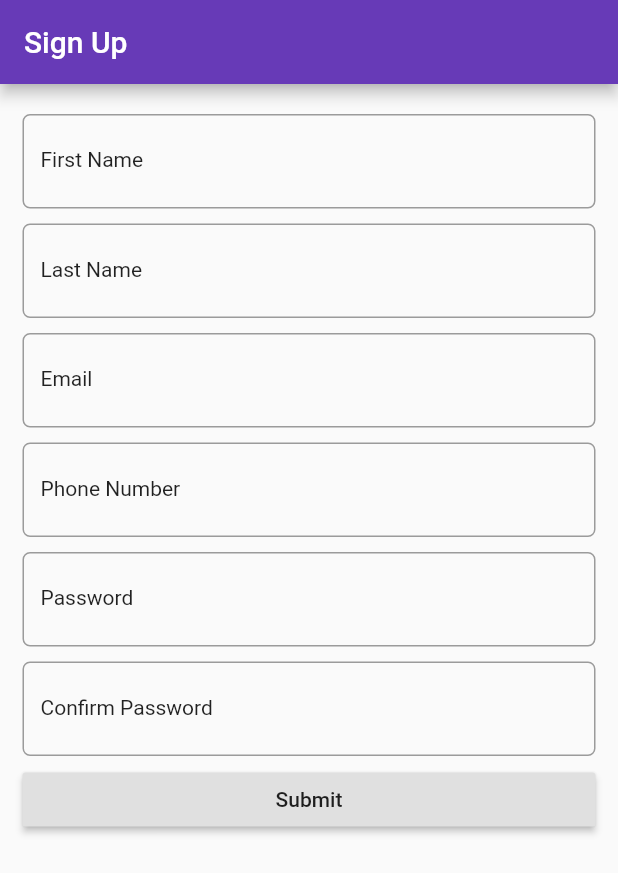
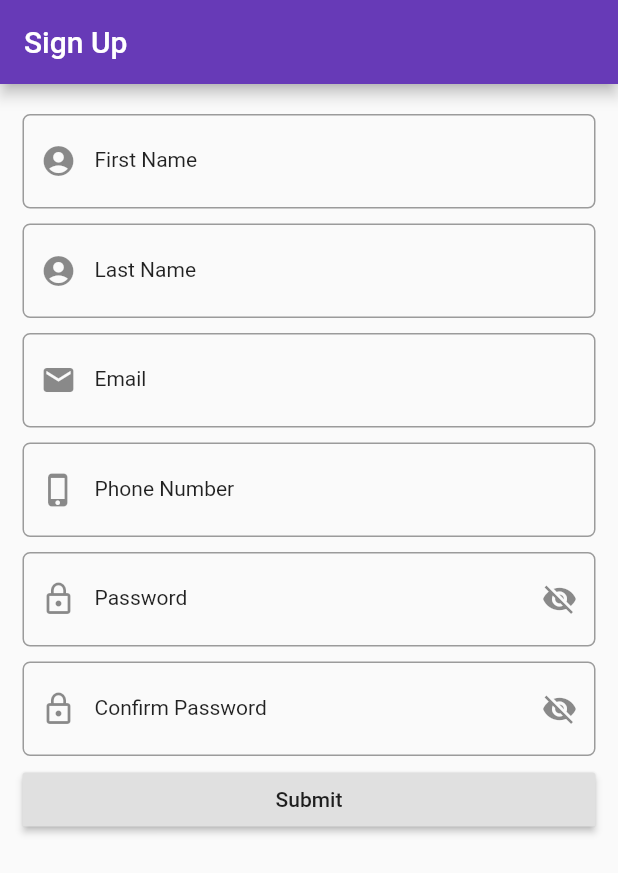
Before and after one commit to IsuruBRanapana/Location_Finder_Project, a Flutter app: the screen it shows after launch, on a phone screen of 412 x 824 dp. Shown: the top 873 px of the screen. Run offline on Flutter 3.47's test engine with Material 2 defaults, Android fonts, the phone set to English and light mode, and no system bars.

Commit message:
Update SignUp

```diff
--- a/ProjectLocation/location_finder/lib/app_screens/signup.dart
+++ b/ProjectLocation/location_finder/lib/app_screens/signup.dart
@@ -36,6 +36,12 @@ class SignUpState extends State<SignUp> {
 
   Widget signUpForm() {
     TextStyle textStyle = Theme.of(context).textTheme.title;
+    bool _isHidden=true;
+    void _passwordVisibility(){
+      setState(() {
+        _isHidden= !_isHidden;
+      });
+    }
     return Form(
       key: _formKey,
       child: Padding(
@@ -63,6 +69,7 @@ class SignUpState extends State<SignUp> {
                 style: textStyle,
                 decoration: InputDecoration(
                   labelText: "Email",
+                  prefixIcon: Icon(Icons.email),
                   labelStyle: Theme.of(context).textTheme.body1,
                   errorStyle: TextStyle(
                     color: Colors.redAccent,
@@ -91,6 +98,7 @@ class SignUpState extends State<SignUp> {
                 style: textStyle,
                 decoration: InputDecoration(
                   labelText: "Phone Number",
+                  prefixIcon: Icon(Icons.phone_iphone),
                   labelStyle: Theme.of(context).textTheme.body1,
                   errorStyle: TextStyle(
                     color: Colors.redAccent,
@@ -109,7 +117,6 @@ class SignUpState extends State<SignUp> {
               padding: EdgeInsets.only(top: _minimumPadding,bottom: _minimumPadding),
               child: TextFormField(
                 controller: passwordController,
-                obscureText: true,
                 validator: (String value) {
                   if (value.isEmpty) {
                     return "Enter the Password";
@@ -119,13 +126,19 @@ class SignUpState extends State<SignUp> {
                 keyboardType: TextInputType.text,
                 style: textStyle,
                 decoration: InputDecoration(
+                  prefixIcon: Icon(Icons.lock_outline),
+                  suffixIcon: IconButton(
+                    icon: Icon(Icons.visibility_off),
+                    onPressed: (){
+                    },
+                  ),
                   labelText: "Password",
                   labelStyle: Theme.of(context).textTheme.body1,
                   errorStyle: TextStyle(
                     color: Colors.redAccent,
                     fontSize: 15.0,
                   ),
-                  hintText: "",
+                  hintText: "Password",
                   border: OutlineInputBorder(
                     borderRadius: BorderRadius.circular(5.0),
                   ),
@@ -151,6 +164,12 @@ class SignUpState extends State<SignUp> {
                 keyboardType: TextInputType.text,
                 style: textStyle,
                 decoration: InputDecoration(
+                  prefixIcon: Icon(Icons.lock_outline),
+                  suffixIcon: IconButton(
+                    icon: Icon(Icons.visibility_off),
+                    onPressed: (){
+                    },
+                  ),
                   labelText: "Confirm Password",
                   labelStyle: Theme.of(context).textTheme.body1,
                   errorStyle: TextStyle(
@@ -200,6 +219,7 @@ class SignUpState extends State<SignUp> {
         style: textStyle,
         decoration: InputDecoration(
           labelText: lblText,
+          prefixIcon: Icon(Icons.account_circle),
           labelStyle: Theme.of(context).textTheme.body1,
           errorStyle: TextStyle(
             color: Colors.redAccent,
```
